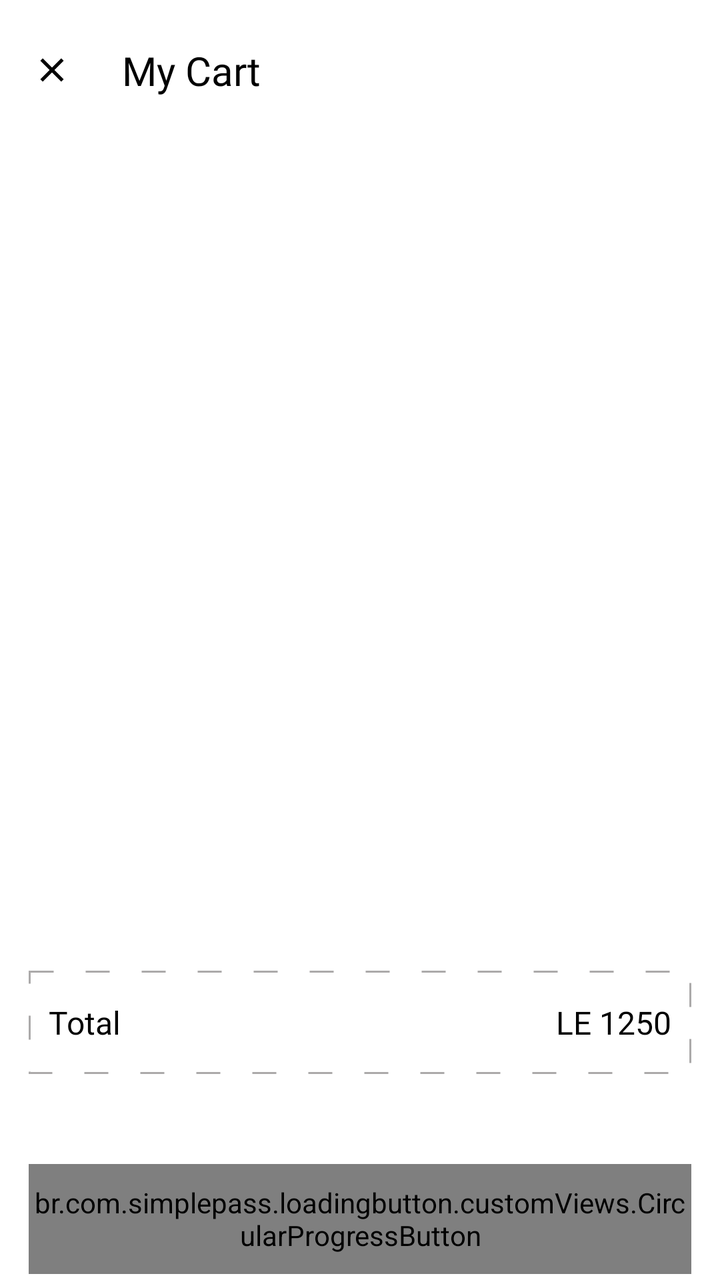
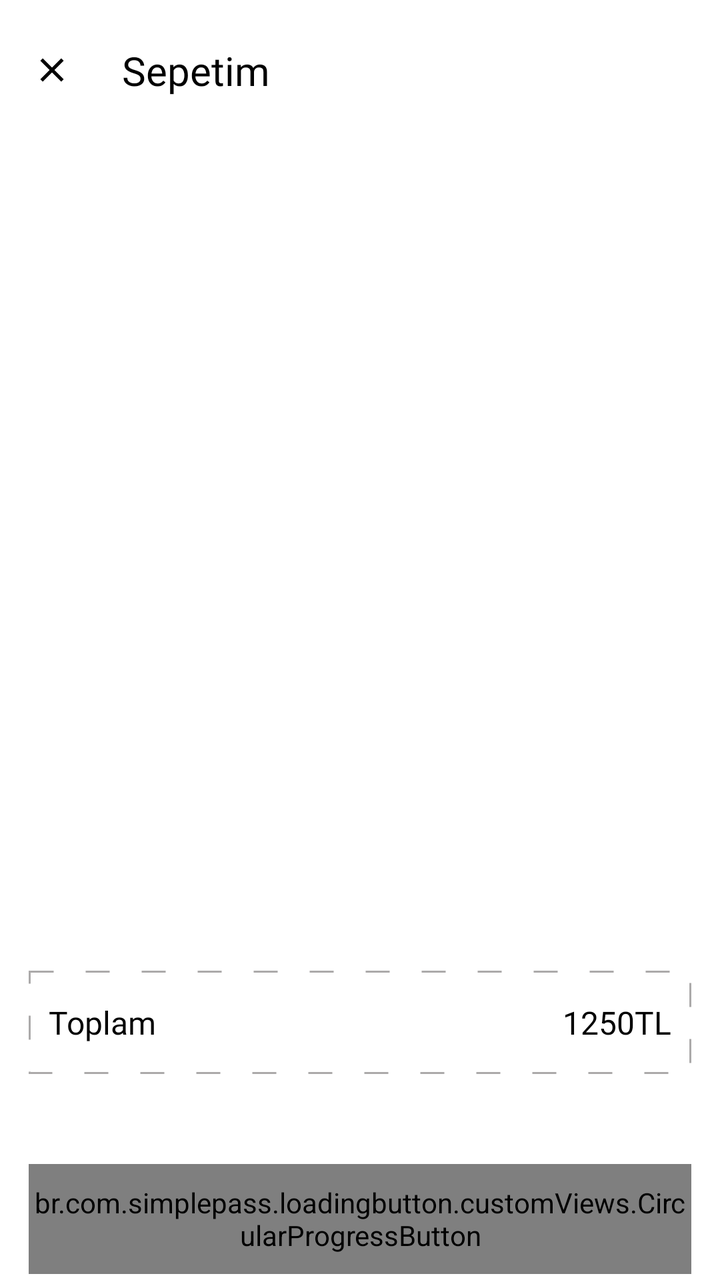

Screens rendered from an Android XML layout before and after an edit, with the pre-edit source and the edit as a unified diff.
<!-- AndroidManifest.xml: application theme Theme.ARoom -->
<!-- res/layout/fragment_cart.xml -->
<?xml version="1.0" encoding="utf-8"?>
<androidx.core.widget.NestedScrollView xmlns:android="http://schemas.android.com/apk/res/android"
    xmlns:app="http://schemas.android.com/apk/res-auto"
    xmlns:tools="http://schemas.android.com/tools"
    android:layout_width="match_parent"
    android:layout_height="match_parent"
    android:fillViewport="true">

    <androidx.constraintlayout.widget.ConstraintLayout
        android:layout_width="match_parent"
        android:layout_height="match_parent">


        <androidx.appcompat.widget.Toolbar
            android:id="@+id/toolbar_cart"
            android:layout_width="match_parent"
            android:layout_height="70dp"
            app:layout_constraintEnd_toEndOf="parent"
            app:layout_constraintStart_toStartOf="parent"
            app:layout_constraintTop_toTopOf="parent">


            <androidx.constraintlayout.widget.ConstraintLayout
                android:layout_width="match_parent"
                android:layout_height="match_parent"
                tools:layout_editor_absoluteX="16dp">

                <ImageView
                    android:id="@+id/img_close_cart"
                    android:layout_width="@dimen/_20sdp"
                    android:layout_height="@dimen/_20sdp"
                    android:scaleType="centerInside"
                    android:src="@drawable/ic_close"
                    app:layout_constraintBottom_toBottomOf="parent"
                    app:layout_constraintStart_toStartOf="parent"
                    app:layout_constraintTop_toTopOf="parent"
                    app:tint="@color/black" />

                <TextView
                    android:layout_width="wrap_content"
                    android:layout_height="wrap_content"
                    android:layout_marginStart="25dp"
                    android:fontFamily="@font/poppins_light"
                    android:text="@string/g_my_cart"
                    android:textColor="@color/black"
                    android:textSize="@dimen/_20ssp"
                    app:layout_constraintBottom_toBottomOf="@id/img_close_cart"
                    app:layout_constraintStart_toEndOf="@id/img_close_cart"
                    app:layout_constraintTop_toTopOf="@id/img_close_cart" />

            </androidx.constraintlayout.widget.ConstraintLayout>
        </androidx.appcompat.widget.Toolbar>

        <androidx.constraintlayout.widget.Guideline
            android:id="@+id/right_guideline"
            android:layout_width="match_parent"
            android:layout_height="match_parent"
            android:orientation="vertical"
            app:layout_constraintGuide_percent="0.96" />

        <androidx.constraintlayout.widget.Guideline
            android:id="@+id/left_guideline"
            android:layout_width="match_parent"
            android:layout_height="match_parent"
            android:orientation="vertical"
            app:layout_constraintGuide_percent="0.04" />

        <androidx.constraintlayout.widget.Guideline
            android:id="@+id/bottom_guideline"
            android:layout_width="match_parent"
            android:layout_height="match_parent"
            android:orientation="horizontal"
            app:layout_constraintGuide_percent="0.68" />

        <androidx.recyclerview.widget.RecyclerView
            android:id="@+id/rv_cart"
            android:layout_width="0dp"
            android:layout_height="0dp"
            android:layout_marginTop="5dp"
            app:layout_constraintBottom_toTopOf="@id/bottom_guideline"
            app:layout_constraintEnd_toEndOf="@id/right_guideline"
            app:layout_constraintStart_toStartOf="@id/left_guideline"
            app:layout_constraintTop_toBottomOf="@id/progress_bar_cart"
            tools:listitem="@layout/cart_product_item" />

        <com.google.android.material.progressindicator.LinearProgressIndicator
            android:id="@+id/progress_bar_cart"
            android:layout_width="match_parent"
            android:layout_height="wrap_content"
            android:indeterminate="true"
            android:visibility="invisible"
            app:layout_constraintEnd_toEndOf="parent"
            app:layout_constraintStart_toStartOf="parent"
            app:layout_constraintTop_toBottomOf="@id/toolbar_cart" />


        <androidx.constraintlayout.widget.ConstraintLayout
            android:id="@+id/total_box_container"
            android:layout_width="0dp"
            android:layout_height="wrap_content"
            android:layout_marginTop="50dp"
            android:background="@drawable/total_box_background"
            app:layout_constraintBottom_toTopOf="@+id/left_guideline"
            app:layout_constraintEnd_toEndOf="@id/right_guideline"
            app:layout_constraintStart_toStartOf="@id/left_guideline"
            app:layout_constraintTop_toBottomOf="@+id/bottom_guideline">

            <TextView
                android:layout_width="0dp"
                android:layout_height="wrap_content"
                android:layout_marginStart="10dp"
                android:layout_marginTop="15dp"
                android:layout_marginBottom="15dp"
                android:layout_weight="1"
                android:fontFamily="@font/sf_pro_display"
                android:text="Total"
                android:textColor="@color/black"
                android:textSize="16sp"
                app:layout_constraintBottom_toBottomOf="parent"
                app:layout_constraintStart_toStartOf="parent"
                app:layout_constraintTop_toTopOf="parent" />

            <TextView
                android:id="@+id/tv_total_price"
                android:layout_width="0dp"
                android:layout_height="wrap_content"
                android:layout_gravity="start|center_vertical"
                android:layout_marginTop="15dp"
                android:layout_marginEnd="10dp"
                android:layout_marginBottom="15dp"
                android:layout_weight="1"
                android:fontFamily="@font/sf_pro_display"
                android:text="LE 1250"
                android:textColor="@color/black"
                android:textSize="16sp"
                app:layout_constraintBottom_toBottomOf="parent"
                app:layout_constraintEnd_toEndOf="parent"
                app:layout_constraintTop_toTopOf="parent" />


        </androidx.constraintlayout.widget.ConstraintLayout>

        <br.com.simplepass.loadingbutton.customViews.CircularProgressButton
            android:id="@+id/btn_checkout_cart"
            style="@style/blueButtonStyle"
            android:layout_width="0dp"
            android:layout_height="@dimen/medium_button_height"
            android:layout_marginTop="45dp"
            android:layout_marginBottom="20dp"
            android:text="Check out"
            app:layout_constraintEnd_toEndOf="@id/right_guideline"
            app:layout_constraintStart_toStartOf="@id/left_guideline"
            app:layout_constraintTop_toBottomOf="@id/total_box_container"
            app:spinning_bar_color="@color/white" />

        <androidx.constraintlayout.widget.ConstraintLayout
            android:id="@+id/layout_empty_cart"
            android:layout_width="match_parent"
            android:layout_height="match_parent"
            android:visibility="gone">


            <ImageView
                android:id="@+id/img_empty_box_texture"
                android:layout_width="250dp"
                android:layout_height="250dp"
                android:src="@drawable/ic_empty_box_texture"
                app:layout_constraintBottom_toBottomOf="@id/img_empty_box"
                app:layout_constraintEnd_toEndOf="@id/img_empty_box"
                app:layout_constraintStart_toStartOf="@id/img_empty_box"
                app:layout_constraintTop_toTopOf="@id/img_empty_box" />

            <ImageView
                android:id="@+id/img_empty_box"
                android:layout_width="120dp"
                android:layout_height="120dp"
                android:layout_marginBottom="130dp"
                android:background="@drawable/empty_box_background"
                android:src="@drawable/ic_empty_box"
                app:layout_constraintBottom_toBottomOf="parent"
                app:layout_constraintEnd_toEndOf="parent"
                app:layout_constraintStart_toStartOf="parent"
                app:layout_constraintTop_toTopOf="parent" />

            <TextView
                android:id="@+id/tv_empty_cart"
                android:layout_width="wrap_content"
                android:layout_height="wrap_content"
                android:fontFamily="@font/poppins_light"
                android:gravity="center"
                android:text="Your shopping cart is empty"
                android:textColor="@color/black"
                android:textSize="15sp"
                app:layout_constraintEnd_toEndOf="@id/img_empty_box_texture"
                app:layout_constraintStart_toStartOf="@id/img_empty_box_texture"
                app:layout_constraintTop_toBottomOf="@id/img_empty_box_texture" />


        </androidx.constraintlayout.widget.ConstraintLayout>


    </androidx.constraintlayout.widget.ConstraintLayout>

</androidx.core.widget.NestedScrollView>
<!-- res/layout/cart_product_item.xml (included above) -->
<?xml version="1.0" encoding="utf-8"?>
<androidx.cardview.widget.CardView xmlns:android="http://schemas.android.com/apk/res/android"
    android:layout_width="match_parent"
    android:layout_height="wrap_content"
    xmlns:app="http://schemas.android.com/apk/res-auto"
    android:backgroundTint="@color/g_white"
    app:cardElevation="0dp">
    
    <androidx.constraintlayout.widget.ConstraintLayout
        android:layout_width="match_parent"
        android:layout_height="match_parent" >

        <View
            android:id="@+id/line"
            android:layout_width="0dp"
            android:layout_height="1dp"
            android:background="@color/white"
            app:layout_constraintBottom_toBottomOf="parent"
            app:layout_constraintEnd_toEndOf="parent"
            app:layout_constraintStart_toStartOf="parent" />

        <ImageView
            android:id="@+id/img_cart_product"
            android:layout_width="80dp"
            android:layout_height="75dp"
            android:layout_marginBottom="5dp"
            app:layout_constraintBottom_toBottomOf="parent"
            app:layout_constraintBottom_toTopOf="@id/line"
            app:layout_constraintStart_toStartOf="parent"
            android:scaleType="centerCrop"
            android:src="@color/g_blue"/>

        <TextView
            android:id="@+id/tv_product_cart_name"
            android:layout_width="180dp"
            android:layout_height="wrap_content"
            android:layout_marginStart="8dp"
            android:layout_marginTop="8dp"
            android:fontFamily="@font/poppins_light"
            android:text="Buffet sofa"
            android:maxLines="1"
            android:ellipsize="end"
            android:textColor="@color/black"
            android:textSize="15sp"
            android:textStyle="bold"
            app:layout_constraintStart_toEndOf="@id/img_cart_product"
            app:layout_constraintTop_toTopOf="@id/img_cart_product" />
        
        <TextView
            android:id="@+id/tv_product_cart_price"
            android:layout_width="180dp"
            android:layout_height="wrap_content"
            android:fontFamily="@font/poppins_light"
            android:text="LE 1560"
            android:textColor="@color/black"
            android:textSize="10sp"
            android:textStyle="bold"
            app:layout_constraintStart_toStartOf="@id/tv_product_cart_name"
            app:layout_constraintTop_toBottomOf="@id/tv_product_cart_name"/>

        <ImageView
            android:id="@+id/img_minus"
            android:layout_width="18dp"
            android:layout_height="18dp"
            android:layout_marginEnd="1dp"
            android:layout_marginBottom="5dp"
            android:src="@drawable/ic_minus"
            app:layout_constraintBottom_toBottomOf="parent"
            app:layout_constraintEnd_toEndOf="parent" />

        <ImageView
            android:id="@+id/img_plus"
            android:layout_width="21dp"
            android:layout_height="21dp"
            android:layout_marginTop="5dp"
            android:src="@drawable/ic_plus"
            app:layout_constraintEnd_toEndOf="parent"
            app:layout_constraintTop_toTopOf="parent" />

        <TextView
            android:id="@+id/tv_cart_prod_quantity"
            android:layout_width="wrap_content"
            android:layout_height="wrap_content"
            android:text="1"
            app:layout_constraintTop_toBottomOf="@id/img_plus"
            app:layout_constraintEnd_toEndOf="@id/img_plus"
            app:layout_constraintBottom_toTopOf="@id/img_minus"
            app:layout_constraintStart_toStartOf="@id/img_minus" />
        
        <de.hdodenhof.circleimageview.CircleImageView
            android:id="@+id/img_cart_prod_color"
            android:layout_width="15dp"
            android:layout_height="15dp"
            android:layout_marginTop="5dp"
            android:src="@color/g_blue"
            app:layout_constraintStart_toStartOf="@id/tv_product_cart_price"
            app:layout_constraintTop_toBottomOf="@id/tv_product_cart_price" />

        <de.hdodenhof.circleimageview.CircleImageView
            android:id="@+id/img_cart_prod_size"
            android:layout_width="15dp"
            android:layout_height="15dp"
            android:src="@color/g_blue_gray200"
            android:layout_marginStart="5dp"
            app:layout_constraintTop_toTopOf="@id/img_cart_prod_color"
            app:layout_constraintStart_toEndOf="@id/img_cart_prod_color"/>

        <TextView
            android:id="@+id/tv_cart_prod_size"
            android:layout_width="wrap_content"
            android:layout_height="wrap_content"
            android:text="L"
            android:textSize="11sp"
            android:textColor="@color/white"
            app:layout_constraintBottom_toBottomOf="@id/img_cart_prod_size"
            app:layout_constraintTop_toTopOf="@id/img_cart_prod_size"
            app:layout_constraintStart_toStartOf="@id/img_cart_prod_size"
            app:layout_constraintEnd_toEndOf="@id/img_cart_prod_size"
            />






    </androidx.constraintlayout.widget.ConstraintLayout>

</androidx.cardview.widget.CardView>
<!-- resources referenced by this layout -->
<resources>
  <color name="black">#FF000000</color>
  <color name="g_blue">#000DAE</color>
  <color name="g_blue_gray200">#97AABD</color>
  <color name="g_white">#F5F8FA</color>
  <color name="white">#FFFFFFFF</color>
  <dimen name="_20sdp">20dp</dimen>
  <dimen name="_20ssp">20sp</dimen>
  <dimen name="medium_button_height">55dp</dimen>
  <!-- drawable empty_box_background (drawable-v24) -->
  <?xml version="1.0" encoding="utf-8"?>
  <shape android:shape="oval" xmlns:android="http://schemas.android.com/apk/res/android">
  <solid android:color="@color/white"/>
      <gradient android:centerColor="@color/white"
          android:type="linear"
          android:startColor="#00FF0000"
          android:endColor="#00FF0000"
          android:gradientRadius="20dp" />
  
  
  </shape>
  <!-- drawable ic_close (drawable) -->
  <vector android:height="24dp" android:tint="#000000"
      android:viewportHeight="24" android:viewportWidth="24"
      android:width="24dp" xmlns:android="http://schemas.android.com/apk/res/android">
      <path android:fillColor="@android:color/white" android:pathData="M19,6.41L17.59,5 12,10.59 6.41,5 5,6.41 10.59,12 5,17.59 6.41,19 12,13.41 17.59,19 19,17.59 13.41,12z"/>
  </vector>
  <!-- drawable ic_minus (drawable-v24) -->
  <vector xmlns:android="http://schemas.android.com/apk/res/android"
      android:width="20dp"
      android:height="20dp"
      android:viewportWidth="20"
      android:viewportHeight="20">
    <path
        android:fillColor="#FF000000"
        android:pathData="M14.67,20H5.33a5.349,5.349 0,0 1,-3.944 -1.394A5.356,5.356 0,0 1,0 14.67V5.33A5.358,5.358 0,0 1,1.386 1.386,5.358 5.358,0 0,1 5.33,0h9.33a5.372,5.372 0,0 1,3.945 1.386A5.345,5.345 0,0 1,20 5.33v9.34C20,18.057 18.057,20 14.67,20ZM4.7,9.6a0.7,0.7 0,1 0,0 1.4h9.8a0.7,0.7 0,0 0,0 -1.4Z"/>
  </vector>
  <!-- drawable total_box_background (drawable-v24) -->
  <?xml version="1.0" encoding="utf-8"?>
  <shape android:shape="rectangle"
      xmlns:android="http://schemas.android.com/apk/res/android">
  
  
      <stroke android:dashGap="16dp"
          android:width="1dp"
          android:color="#ACAAAA"
          android:dashWidth="12dp"/>
  </shape>
  <string name="g_my_cart">My Cart</string>
  <style name="blueButtonStyle">
          <item name="android:background">@drawable/blue_background</item>
          <item name="android:fontFamily">@font/poppins_thin</item>
          <item name="android:textColor">@color/white</item>
          <item name="android:textSize">@dimen/h2TextSize</item>
          <item name="android:textAllCaps">false</item>
      </style>
  <style name="Theme.ARoom" parent="Theme.MaterialComponents.Light.NoActionBar">
          
          <item name="colorPrimary">@color/purple_500</item>
          <item name="colorPrimaryVariant">@color/purple_700</item>
          <item name="colorOnPrimary">@color/white</item>
          
          <item name="colorSecondary">@color/teal_200</item>
          <item name="colorSecondaryVariant">@color/teal_700</item>
          <item name="colorOnSecondary">@color/black</item>
          
          <item name="android:statusBarColor">?attr/colorPrimaryVariant</item>
          
  
  
  
      </style>
  <!-- drawable blue_background (drawable-v24) -->
  <shape android:shape="rectangle" xmlns:android="http://schemas.android.com/apk/res/android">
      <solid android:color="@color/g_blue"/>
      <corners android:radius="@dimen/buttonCorners"/>
  </shape>
  <dimen name="h2TextSize">17sp</dimen>
  <color name="purple_500">#FF6200EE</color>
  <color name="purple_700">#FF3700B3</color>
  <color name="teal_200">#FF03DAC5</color>
  <color name="teal_700">#FF018786</color>
  <dimen name="buttonCorners">5dp</dimen>
  <!-- unchanged entries left out for length: 3 -->
</resources>

<!-- the commit's change to res/layout/fragment_cart.xml (unified diff, before → after) -->
@@ -113,7 +113,7 @@
                 android:layout_marginBottom="15dp"
                 android:layout_weight="1"
                 android:fontFamily="@font/sf_pro_display"
-                android:text="Total"
+                android:text="Toplam"
                 android:textColor="@color/black"
                 android:textSize="16sp"
                 app:layout_constraintBottom_toBottomOf="parent"
@@ -130,7 +130,7 @@
                 android:layout_marginBottom="15dp"
                 android:layout_weight="1"
                 android:fontFamily="@font/sf_pro_display"
-                android:text="LE 1250"
+                android:text="1250TL"
                 android:textColor="@color/black"
                 android:textSize="16sp"
                 app:layout_constraintBottom_toBottomOf="parent"
@@ -147,7 +147,7 @@
             android:layout_height="@dimen/medium_button_height"
             android:layout_marginTop="45dp"
             android:layout_marginBottom="20dp"
-            android:text="Check out"
+            android:text="Ödeme Yap"
             app:layout_constraintEnd_toEndOf="@id/right_guideline"
             app:layout_constraintStart_toStartOf="@id/left_guideline"
             app:layout_constraintTop_toBottomOf="@id/total_box_container"
@@ -233,7 +233,7 @@
             app:layout_constraintBottom_toTopOf="@id/line"
             app:layout_constraintStart_toStartOf="parent"
             android:scaleType="centerCrop"
-            android:src="@color/g_blue"/>
+            android:src="@color/g_orange_yellow"/>
 
         <TextView
             android:id="@+id/tv_product_cart_name"
@@ -242,7 +242,7 @@
             android:layout_marginStart="8dp"
             android:layout_marginTop="8dp"
             android:fontFamily="@font/poppins_light"
-            android:text="Buffet sofa"
+            android:text="Artes Sandalye"
             android:maxLines="1"
             android:ellipsize="end"
             android:textColor="@color/black"
@@ -256,7 +256,7 @@
             android:layout_width="180dp"
             android:layout_height="wrap_content"
             android:fontFamily="@font/poppins_light"
-            android:text="LE 1560"
+            android:text="1560 TL"
             android:textColor="@color/black"
             android:textSize="10sp"
             android:textStyle="bold"
@@ -297,7 +297,7 @@
             android:layout_width="15dp"
             android:layout_height="15dp"
             android:layout_marginTop="5dp"
-            android:src="@color/g_blue"
+            android:src="@color/g_orange_yellow"
             app:layout_constraintStart_toStartOf="@id/tv_product_cart_price"
             app:layout_constraintTop_toBottomOf="@id/tv_product_cart_price" />
 
<!-- resource entries referenced after the edit -->
@@ -1,8 +1,8 @@
 <!-- resources referenced by this layout -->
 <resources>
   <color name="black">#FF000000</color>
-  <color name="g_blue">#000DAE</color>
   <color name="g_blue_gray200">#97AABD</color>
+  <color name="g_orange_yellow">#F8BA00</color>
   <color name="g_white">#F5F8FA</color>
   <color name="white">#FFFFFFFF</color>
   <dimen name="_20sdp">20dp</dimen>
@@ -47,7 +47,7 @@
           android:color="#ACAAAA"
           android:dashWidth="12dp"/>
   </shape>
-  <string name="g_my_cart">My Cart</string>
+  <string name="g_my_cart">Sepetim</string>
   <style name="blueButtonStyle">
           <item name="android:background">@drawable/blue_background</item>
           <item name="android:fontFamily">@font/poppins_thin</item>
@@ -73,7 +73,7 @@
       </style>
   <!-- drawable blue_background (drawable-v24) -->
   <shape android:shape="rectangle" xmlns:android="http://schemas.android.com/apk/res/android">
-      <solid android:color="@color/g_blue"/>
+      <solid android:color="@color/g_orange_yellow"/>
       <corners android:radius="@dimen/buttonCorners"/>
   </shape>
   <dimen name="h2TextSize">17sp</dimen>
